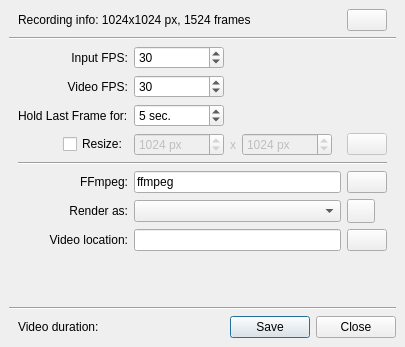
Old version of the form plugins/dockers/recorder/recorder_export.ui in the repository KDE/krita.
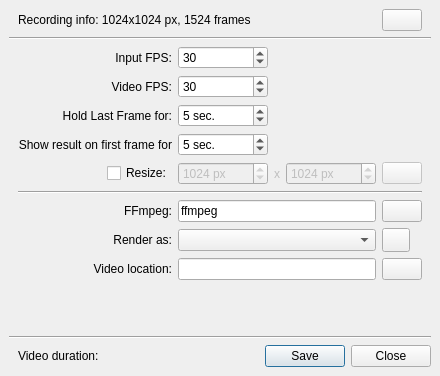
New version of the form. Icons and pictures are not drawn.

Commit message:
Add option to show result at beginning for recorder export
Add a "Show result on first frame for" option to
the recorder docker exporter. This option copies
the last frame to the beginning and extends it the
duration specified.

The edit to the form file:
```diff
--- a/plugins/dockers/recorder/recorder_export.ui
+++ b/plugins/dockers/recorder/recorder_export.ui
@@ -10,8 +10,8 @@
    <rect>
     <x>0</x>
     <y>0</y>
-    <width>405</width>
-    <height>347</height>
+    <width>408</width>
+    <height>376</height>
    </rect>
   </property>
   <property name="windowTitle">
@@ -79,27 +79,21 @@
         </widget>
        </item>
        <item row="2" column="0">
-        <layout class="QGridLayout" name="gridLayout" columnstretch="0,1,0">
+        <layout class="QGridLayout" name="gridLayout" columnstretch="0,0,0">
          <property name="leftMargin">
           <number>9</number>
          </property>
          <property name="rightMargin">
           <number>9</number>
          </property>
-         <item row="7" column="0">
-          <widget class="QLabel" name="labelFfmpegLocation">
-           <property name="text">
-            <string>FFmpeg:</string>
-           </property>
-           <property name="alignment">
-            <set>Qt::AlignRight|Qt::AlignTrailing|Qt::AlignVCenter</set>
-           </property>
-           <property name="buddy">
-            <cstring>editFfmpegPath</cstring>
+         <item row="7" column="0" colspan="3">
+          <widget class="Line" name="line">
+           <property name="orientation">
+            <enum>Qt::Horizontal</enum>
            </property>
           </widget>
          </item>
-         <item row="9" column="0">
+         <item row="10" column="0">
           <widget class="QLabel" name="labelExportTo">
            <property name="text">
             <string>Video location:</string>
@@ -112,49 +106,20 @@
            </property>
           </widget>
          </item>
-         <item row="1" column="1">
-          <layout class="QHBoxLayout" name="layoutFps" stretch="0,1">
-           <item>
-            <widget class="QSpinBox" name="spinFps">
-             <property name="minimumSize">
-              <size>
-               <width>90</width>
-               <height>0</height>
-              </size>
-             </property>
-             <property name="keyboardTracking">
-              <bool>false</bool>
-             </property>
-             <property name="minimum">
-              <number>1</number>
-             </property>
-             <property name="maximum">
-              <number>60</number>
-             </property>
-             <property name="value">
-              <number>30</number>
-             </property>
-            </widget>
-           </item>
-           <item>
-            <spacer name="horizontalSpacer_11">
-             <property name="orientation">
-              <enum>Qt::Horizontal</enum>
-             </property>
-             <property name="sizeType">
-              <enum>QSizePolicy::Expanding</enum>
-             </property>
-             <property name="sizeHint" stdset="0">
-              <size>
-               <width>6</width>
-               <height>6</height>
-              </size>
-             </property>
-            </spacer>
-           </item>
-          </layout>
+         <item row="2" column="0">
+          <widget class="QLabel" name="labelHoldLastFrameSec">
+           <property name="toolTip">
+            <string>The added duration for showing the last frame.</string>
+           </property>
+           <property name="text">
+            <string>Hold Last Frame for:</string>
+           </property>
+           <property name="alignment">
+            <set>Qt::AlignRight|Qt::AlignTrailing|Qt::AlignVCenter</set>
+           </property>
+          </widget>
          </item>
-         <item row="5" column="1">
+         <item row="6" column="1">
           <widget class="QWidget" name="widgetResolution" native="true">
            <property name="enabled">
             <bool>false</bool>
@@ -260,20 +225,56 @@
            </layout>
           </widget>
          </item>
-         <item row="2" column="0">
-          <widget class="QLabel" name="labelHoldLastFrameSec">
-           <property name="toolTip">
-            <string>The added duration for showing the last frame.</string>
-           </property>
+         <item row="2" column="1">
+          <layout class="QHBoxLayout" name="horizontalLayout_6">
+           <item>
+            <widget class="QSpinBox" name="spinLastFrameSec">
+             <property name="minimumSize">
+              <size>
+               <width>90</width>
+               <height>0</height>
+              </size>
+             </property>
+             <property name="suffix">
+              <string comment="Contraction of &quot;second&quot; for interval"> sec.</string>
+             </property>
+             <property name="maximum">
+              <number>120</number>
+             </property>
+             <property name="value">
+              <number>5</number>
+             </property>
+            </widget>
+           </item>
+           <item>
+            <spacer name="horizontalSpacer_15">
+             <property name="orientation">
+              <enum>Qt::Horizontal</enum>
+             </property>
+             <property name="sizeHint" stdset="0">
+              <size>
+               <width>6</width>
+               <height>6</height>
+              </size>
+             </property>
+            </spacer>
+           </item>
+          </layout>
+         </item>
+         <item row="3" column="0">
+          <widget class="QLabel" name="label">
            <property name="text">
-            <string>Hold Last Frame for:</string>
+            <string>Show result on first frame for</string>
+           </property>
+           <property name="alignment">
+            <set>Qt::AlignRight|Qt::AlignTrailing|Qt::AlignVCenter</set>
            </property>
           </widget>
          </item>
-         <item row="0" column="1">
-          <layout class="QHBoxLayout" name="layoutFps_2" stretch="0,1">
+         <item row="1" column="1">
+          <layout class="QHBoxLayout" name="layoutFps" stretch="0,1">
            <item>
-            <widget class="QSpinBox" name="spinInputFps">
+            <widget class="QSpinBox" name="spinFps">
              <property name="minimumSize">
               <size>
                <width>90</width>
@@ -287,7 +288,7 @@
               <number>1</number>
              </property>
              <property name="maximum">
-              <number>10000</number>
+              <number>60</number>
              </property>
              <property name="value">
               <number>30</number>
@@ -295,7 +296,7 @@
             </widget>
            </item>
            <item>
-            <spacer name="horizontalSpacer_14">
+            <spacer name="horizontalSpacer_11">
              <property name="orientation">
               <enum>Qt::Horizontal</enum>
              </property>
@@ -312,21 +313,10 @@
            </item>
           </layout>
          </item>
-         <item row="6" column="0" colspan="3">
-          <widget class="Line" name="line">
-           <property name="orientation">
-            <enum>Qt::Horizontal</enum>
-           </property>
-          </widget>
-         </item>
-         <item row="0" column="0">
-          <widget class="QLabel" name="labelFpsInput">
-           <property name="toolTip">
-            <string>The speed of reading the input stream.
-For example, to make your timelapse twice faster, the Input FPS should be twice larger of the Video FPS.</string>
-           </property>
+         <item row="9" column="0">
+          <widget class="QLabel" name="labelResolution">
            <property name="text">
-            <string comment="Input FPS of recorded timelapses.">Input FPS:</string>
+            <string>Render as:</string>
            </property>
            <property name="alignment">
             <set>Qt::AlignRight|Qt::AlignTrailing|Qt::AlignVCenter</set>
@@ -336,20 +326,7 @@
            </property>
           </widget>
          </item>
-         <item row="9" column="1">
-          <widget class="QLineEdit" name="editVideoFilePath">
-           <property name="minimumSize">
-            <size>
-             <width>120</width>
-             <height>0</height>
-            </size>
-           </property>
-           <property name="readOnly">
-            <bool>false</bool>
-           </property>
-          </widget>
-         </item>
-         <item row="7" column="1">
+         <item row="8" column="1">
           <widget class="QLineEdit" name="editFfmpegPath">
            <property name="minimumSize">
             <size>
@@ -365,17 +342,67 @@
            </property>
           </widget>
          </item>
-         <item row="8" column="1">
-          <widget class="QComboBox" name="comboProfile">
+         <item row="8" column="0">
+          <widget class="QLabel" name="labelFfmpegLocation">
+           <property name="text">
+            <string>FFmpeg:</string>
+           </property>
+           <property name="alignment">
+            <set>Qt::AlignRight|Qt::AlignTrailing|Qt::AlignVCenter</set>
+           </property>
+           <property name="buddy">
+            <cstring>editFfmpegPath</cstring>
+           </property>
+          </widget>
+         </item>
+         <item row="10" column="1">
+          <widget class="QLineEdit" name="editVideoFilePath">
            <property name="minimumSize">
             <size>
              <width>120</width>
              <height>0</height>
             </size>
            </property>
+           <property name="readOnly">
+            <bool>false</bool>
+           </property>
           </widget>
          </item>
-         <item row="5" column="0">
+         <item row="6" column="2">
+          <widget class="QPushButton" name="buttonLockRatio">
+           <property name="enabled">
+            <bool>false</bool>
+           </property>
+           <property name="toolTip">
+            <string>Constrain proportions</string>
+           </property>
+           <property name="text">
+            <string/>
+           </property>
+           <property name="icon">
+            <iconset theme="lock">
+             <normaloff>.</normaloff>.</iconset>
+           </property>
+           <property name="checkable">
+            <bool>true</bool>
+           </property>
+          </widget>
+         </item>
+         <item row="10" column="2">
+          <widget class="QPushButton" name="buttonBrowseExport">
+           <property name="toolTip">
+            <string>Select a file location for the exported timelapse video</string>
+           </property>
+           <property name="text">
+            <string/>
+           </property>
+           <property name="icon">
+            <iconset theme="folder">
+             <normaloff>.</normaloff>.</iconset>
+           </property>
+          </widget>
+         </item>
+         <item row="6" column="0">
           <layout class="QHBoxLayout" name="horizontalLayout_8" stretch="1,0">
            <item>
             <spacer name="horizontalSpacer_12">
@@ -408,41 +435,60 @@
            </item>
           </layout>
          </item>
-         <item row="5" column="2">
-          <widget class="QPushButton" name="buttonLockRatio">
-           <property name="enabled">
-            <bool>false</bool>
-           </property>
-           <property name="toolTip">
-            <string>Constrain proportions</string>
-           </property>
-           <property name="text">
-            <string/>
-           </property>
-           <property name="icon">
-            <iconset theme="lock">
-             <normaloff>.</normaloff>.</iconset>
-           </property>
-           <property name="checkable">
-            <bool>true</bool>
-           </property>
-          </widget>
+         <item row="0" column="1">
+          <layout class="QHBoxLayout" name="layoutFps_2" stretch="0,1">
+           <item>
+            <widget class="QSpinBox" name="spinInputFps">
+             <property name="minimumSize">
+              <size>
+               <width>90</width>
+               <height>0</height>
+              </size>
+             </property>
+             <property name="keyboardTracking">
+              <bool>false</bool>
+             </property>
+             <property name="minimum">
+              <number>1</number>
+             </property>
+             <property name="maximum">
+              <number>10000</number>
+             </property>
+             <property name="value">
+              <number>30</number>
+             </property>
+            </widget>
+           </item>
+           <item>
+            <spacer name="horizontalSpacer_14">
+             <property name="orientation">
+              <enum>Qt::Horizontal</enum>
+             </property>
+             <property name="sizeType">
+              <enum>QSizePolicy::Expanding</enum>
+             </property>
+             <property name="sizeHint" stdset="0">
+              <size>
+               <width>6</width>
+               <height>6</height>
+              </size>
+             </property>
+            </spacer>
+           </item>
+          </layout>
          </item>
-         <item row="8" column="0">
-          <widget class="QLabel" name="labelResolution">
-           <property name="text">
-            <string>Render as:</string>
+         <item row="9" column="1">
+          <widget class="QComboBox" name="comboProfile">
+           <property name="minimumSize">
+            <size>
+             <width>120</width>
+             <height>0</height>
+            </size>
            </property>
-           <property name="alignment">
-            <set>Qt::AlignRight|Qt::AlignTrailing|Qt::AlignVCenter</set>
-           </property>
-           <property name="buddy">
-            <cstring>comboProfile</cstring>
-           </property>
           </widget>
          </item>
-         <item row="9" column="2">
-          <widget class="QPushButton" name="buttonBrowseExport">
+         <item row="8" column="2">
+          <widget class="QPushButton" name="buttonBrowseFfmpeg">
            <property name="toolTip">
             <string>Select a file location for the exported timelapse video</string>
            </property>
@@ -468,7 +514,24 @@
            </property>
           </widget>
          </item>
-         <item row="8" column="2">
+         <item row="0" column="0">
+          <widget class="QLabel" name="labelFpsInput">
+           <property name="toolTip">
+            <string>The speed of reading the input stream.
+For example, to make your timelapse twice faster, the Input FPS should be twice larger of the Video FPS.</string>
+           </property>
+           <property name="text">
+            <string comment="Input FPS of recorded timelapses.">Input FPS:</string>
+           </property>
+           <property name="alignment">
+            <set>Qt::AlignRight|Qt::AlignTrailing|Qt::AlignVCenter</set>
+           </property>
+           <property name="buddy">
+            <cstring>spinInputFps</cstring>
+           </property>
+          </widget>
+         </item>
+         <item row="9" column="2">
           <widget class="QPushButton" name="buttonEditProfile">
            <property name="sizePolicy">
             <sizepolicy hsizetype="Fixed" vsizetype="Fixed">
@@ -493,24 +556,10 @@
            </property>
           </widget>
          </item>
-         <item row="7" column="2">
-          <widget class="QPushButton" name="buttonBrowseFfmpeg">
-           <property name="toolTip">
-            <string>Setup ffmpeg executable location</string>
-           </property>
-           <property name="text">
-            <string/>
-           </property>
-           <property name="icon">
-            <iconset theme="folder">
-             <normaloff>.</normaloff>.</iconset>
-           </property>
-          </widget>
-         </item>
-         <item row="2" column="1">
-          <layout class="QHBoxLayout" name="horizontalLayout_6">
+         <item row="3" column="1">
+          <layout class="QHBoxLayout" name="layoutFirstFrame">
            <item>
-            <widget class="QSpinBox" name="spinLastFrameSec">
+            <widget class="QSpinBox" name="spinFirstFrameSec">
              <property name="minimumSize">
               <size>
                <width>90</width>
@@ -529,14 +578,14 @@
             </widget>
            </item>
            <item>
-            <spacer name="horizontalSpacer_15">
+            <spacer name="horizontalSpacer_38">
              <property name="orientation">
               <enum>Qt::Horizontal</enum>
              </property>
              <property name="sizeHint" stdset="0">
               <size>
-               <width>6</width>
-               <height>6</height>
+               <width>40</width>
+               <height>20</height>
               </size>
              </property>
             </spacer>
```
Left out of the diff: 178 changed lines with no effect on the pictures. The commit also changes 5 other files.
